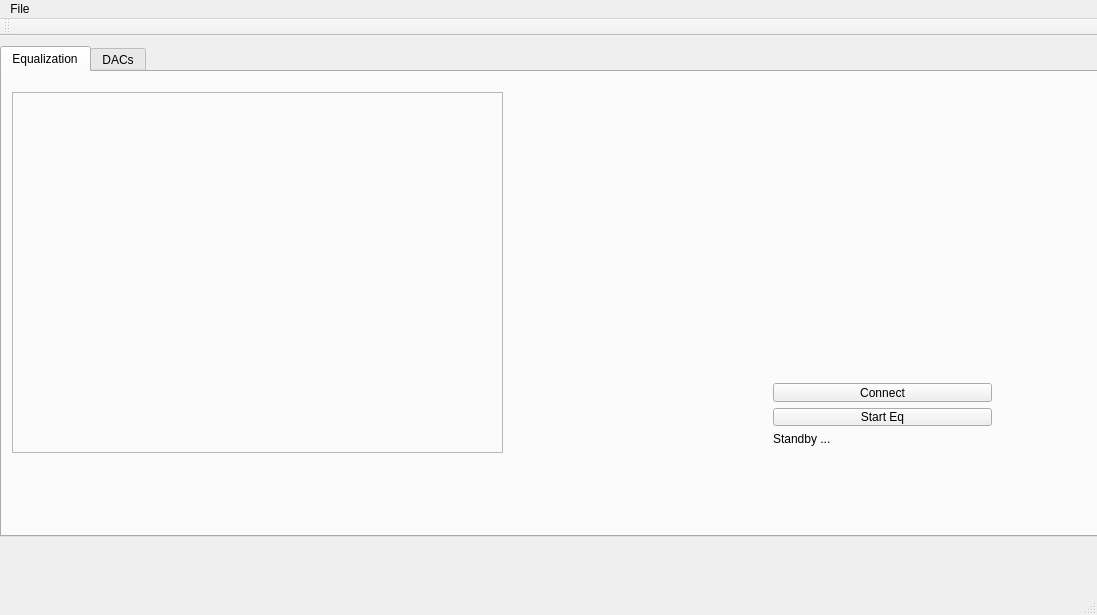
Qt form SpidrMpx3Eq/mpx3gui.ui (navrit/dexter) before a commit.
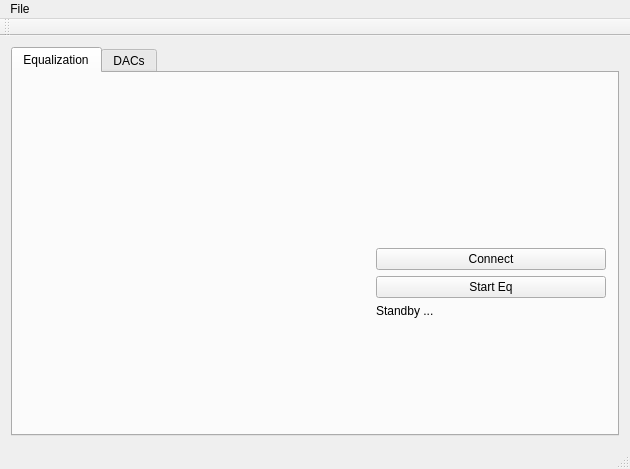
The same form after that commit. Custom widgets are drawn as their Qt base class.

Commit message: -Added plot-window, added lay-outs to allow for scaling (included changing the barchart to be a member of the ui, instead of a frame containing it). -Added a define to use QCustomPlot as a shared library as it was build as one.

Diff of the .ui file:
```diff
--- a/SpidrMpx3Eq/mpx3gui.ui
+++ b/SpidrMpx3Eq/mpx3gui.ui
@@ -6,23 +6,17 @@
    <rect>
     <x>0</x>
     <y>0</y>
-    <width>1097</width>
-    <height>615</height>
+    <width>630</width>
+    <height>469</height>
    </rect>
   </property>
   <property name="windowTitle">
    <string>Mpx3GUI</string>
   </property>
   <widget class="QWidget" name="centralWidget">
+   <layout class="QVBoxLayout" name="verticalLayout_2">
+    <item>
    <widget class="QTabWidget" name="allTabs">
-    <property name="geometry">
-     <rect>
-      <x>0</x>
-      <y>10</y>
-      <width>1176</width>
-      <height>491</height>
-     </rect>
-    </property>
     <property name="toolTip">
      <string>DAC Control</string>
     </property>
@@ -33,16 +27,24 @@
      <attribute name="title">
       <string>Equalization</string>
      </attribute>
-     <widget class="QWidget" name="verticalLayoutWidget">
-      <property name="geometry">
-       <rect>
-        <x>760</x>
-        <y>300</y>
-        <width>241</width>
-        <height>85</height>
-       </rect>
-      </property>
-      <layout class="QVBoxLayout" name="verticalLayout">
+       <layout class="QVBoxLayout" name="verticalLayout_3">
+        <item>
+         <layout class="QHBoxLayout" name="horizontalLayout_2" stretch="3,2">
+          <item>
+           <widget class="BarChart" name="_histoWidget" native="true">
+            <property name="sizePolicy">
+             <sizepolicy hsizetype="Preferred" vsizetype="Preferred">
+              <horstretch>0</horstretch>
+              <verstretch>0</verstretch>
+             </sizepolicy>
+            </property>
+           </widget>
+          </item>
+          <item>
+           <layout class="QVBoxLayout" name="verticalLayout" stretch="6,0,0,0,4">
+            <item>
+             <widget class="QCstmPlotHeatmap" name="widget" native="true"/>
+            </item>
        <item>
         <widget class="QPushButton" name="_connect">
          <property name="text">
@@ -64,24 +66,24 @@
          </property>
         </widget>
        </item>
-      </layout>
-     </widget>
-     <widget class="QFrame" name="_histoFrame">
-      <property name="geometry">
-       <rect>
-        <x>10</x>
-        <y>20</y>
-        <width>491</width>
-        <height>361</height>
-       </rect>
-      </property>
-      <property name="frameShape">
-       <enum>QFrame::StyledPanel</enum>
-      </property>
-      <property name="frameShadow">
-       <enum>QFrame::Raised</enum>
-      </property>
-     </widget>
+            <item>
+             <spacer name="verticalSpacer">
+              <property name="orientation">
+               <enum>Qt::Vertical</enum>
+              </property>
+              <property name="sizeHint" stdset="0">
+               <size>
+                <width>20</width>
+                <height>40</height>
+               </size>
+              </property>
+             </spacer>
+            </item>
+           </layout>
+          </item>
+         </layout>
+        </item>
+       </layout>
     </widget>
     <widget class="QWidget" name="tabDACs">
      <attribute name="title">
@@ -1145,14 +1147,16 @@
      </widget>
     </widget>
    </widget>
+    </item>
+   </layout>
   </widget>
   <widget class="QMenuBar" name="menuBar">
    <property name="geometry">
     <rect>
      <x>0</x>
      <y>0</y>
-     <width>1097</width>
-     <height>20</height>
+     <width>630</width>
+     <height>21</height>
     </rect>
    </property>
    <widget class="QMenu" name="menuMpx3Eq">
@@ -1186,6 +1190,20 @@
   </action>
  </widget>
  <layoutdefault spacing="6" margin="11"/>
+ <customwidgets>
+  <customwidget>
+   <class>BarChart</class>
+   <extends>QWidget</extends>
+   <header>barchart.h</header>
+   <container>1</container>
+  </customwidget>
+  <customwidget>
+   <class>QCstmPlotHeatmap</class>
+   <extends>QWidget</extends>
+   <header>qcstmplotheatmap.h</header>
+   <container>1</container>
+  </customwidget>
+ </customwidgets>
  <resources/>
  <connections/>
 </ui>
```
Lines whose indentation alone changed are shown as unchanged. The commit also changes 3 other files.
